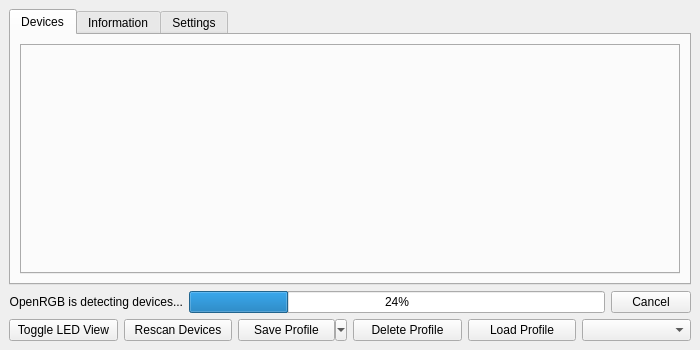
Above: qt/OpenRGBDialog2/OpenRGBDialog2.ui from Charading/OpenRGB before the change. Below: the same form after it.
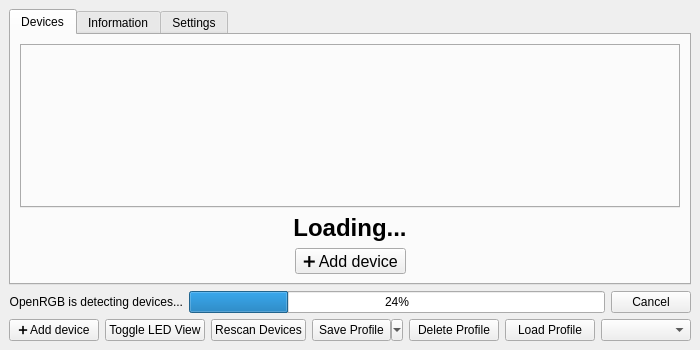
That is the form after the change.

Commit message: Add Device tool

```diff
--- a/qt/OpenRGBDialog2/OpenRGBDialog2.ui
+++ b/qt/OpenRGBDialog2/OpenRGBDialog2.ui
@@ -41,6 +41,69 @@
           </property>
          </widget>
         </item>
+        <item row="2" column="0">
+         <layout class="QVBoxLayout" name="verticalLayout">
+          <item>
+           <widget class="QLabel" name="NoDevicesFoundLabel">
+            <property name="sizePolicy">
+             <sizepolicy hsizetype="Preferred" vsizetype="Maximum">
+              <horstretch>0</horstretch>
+              <verstretch>0</verstretch>
+             </sizepolicy>
+            </property>
+            <property name="text">
+             <string>&lt;h1&gt;Loading...&lt;/h1&gt;</string>
+            </property>
+            <property name="alignment">
+             <set>Qt::AlignCenter</set>
+            </property>
+           </widget>
+          </item>
+          <item>
+           <layout class="QHBoxLayout" name="horizontalLayout">
+            <item>
+             <spacer name="horizontalSpacer">
+              <property name="orientation">
+               <enum>Qt::Horizontal</enum>
+              </property>
+              <property name="sizeHint" stdset="0">
+               <size>
+                <width>40</width>
+                <height>20</height>
+               </size>
+              </property>
+             </spacer>
+            </item>
+            <item>
+             <widget class="QToolButton" name="ButtonAddDeviceBig">
+              <property name="font">
+               <font>
+                <pointsize>12</pointsize>
+                <bold>false</bold>
+               </font>
+              </property>
+              <property name="text">
+               <string>➕ Add device</string>
+              </property>
+             </widget>
+            </item>
+            <item>
+             <spacer name="horizontalSpacer_2">
+              <property name="orientation">
+               <enum>Qt::Horizontal</enum>
+              </property>
+              <property name="sizeHint" stdset="0">
+               <size>
+                <width>40</width>
+                <height>20</height>
+               </size>
+              </property>
+             </spacer>
+            </item>
+           </layout>
+          </item>
+         </layout>
+        </item>
        </layout>
       </widget>
       <widget class="QWidget" name="TabInformation">
@@ -102,21 +165,38 @@
          <property name="bottomMargin">
           <number>0</number>
          </property>
-         <item row="0" column="0">
-          <widget class="QPushButton" name="ButtonToggleDeviceView">
-           <property name="text">
-            <string>Toggle LED View</string>
-           </property>
-          </widget>
-         </item>
-         <item row="0" column="1">
+         <item row="0" column="2">
           <widget class="QPushButton" name="ButtonRescan">
            <property name="text">
             <string>Rescan Devices</string>
            </property>
           </widget>
          </item>
-         <item row="0" column="2">
+         <item row="0" column="6">
+          <widget class="QComboBox" name="ProfileBox"/>
+         </item>
+         <item row="0" column="4">
+          <widget class="QPushButton" name="ButtonDeleteProfile">
+           <property name="text">
+            <string>Delete Profile</string>
+           </property>
+          </widget>
+         </item>
+         <item row="0" column="5">
+          <widget class="QPushButton" name="ButtonLoadProfile">
+           <property name="text">
+            <string>Load Profile</string>
+           </property>
+          </widget>
+         </item>
+         <item row="0" column="1">
+          <widget class="QPushButton" name="ButtonToggleDeviceView">
+           <property name="text">
+            <string>Toggle LED View</string>
+           </property>
+          </widget>
+         </item>
+         <item row="0" column="3">
           <widget class="QToolButton" name="ButtonSaveProfile">
            <property name="sizePolicy">
             <sizepolicy hsizetype="Minimum" vsizetype="Minimum">
@@ -132,23 +212,13 @@
            </property>
           </widget>
          </item>
-         <item row="0" column="3">
-          <widget class="QPushButton" name="ButtonDeleteProfile">
+         <item row="0" column="0">
+          <widget class="QPushButton" name="ButtonAddDevice">
            <property name="text">
-            <string>Delete Profile</string>
+            <string>➕ Add device</string>
            </property>
           </widget>
          </item>
-         <item row="0" column="4">
-          <widget class="QPushButton" name="ButtonLoadProfile">
-           <property name="text">
-            <string>Load Profile</string>
-           </property>
-          </widget>
-         </item>
-         <item row="0" column="5">
-          <widget class="QComboBox" name="ProfileBox"/>
-         </item>
         </layout>
        </widget>
       </item>
```
The commit also changes 14 other files.
